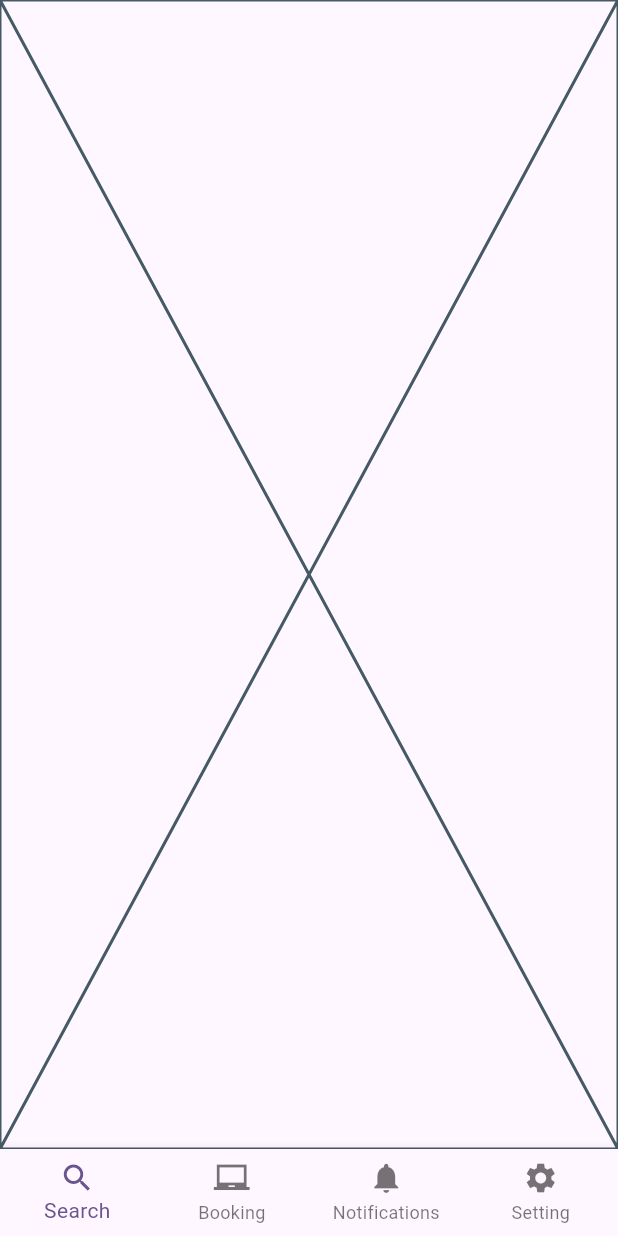
After one commit to ihsahm/flutter-guzogo-test-app, a Flutter app: the NavBar screen opened directly, on a phone screen of 412 x 824 dp. The commit adds this screen. Run offline on Flutter 3.47's test engine with Material 2 defaults, Android fonts, the phone set to English and light mode, and no system bars.

Commit message:
Second Commit

```diff
--- a/lib/auth/login.dart
+++ b/lib/auth/login.dart
@@ -10,6 +10,10 @@ class LoginPage extends StatefulWidget {
 class _LoginPageState extends State<LoginPage> {
   @override
   Widget build(BuildContext context) {
-    return const Placeholder();
+    return const Scaffold(
+      body: Column(
+        children: [],
+      ),
+    );
   }
 }
--- a/lib/auth/signup.dart
+++ b/lib/auth/signup.dart
@@ -0,0 +1,15 @@
+import 'package:flutter/material.dart';
+
+class SignUp extends StatefulWidget {
+  const SignUp({super.key});
+
+  @override
+  State<SignUp> createState() => _SignUpState();
+}
+
+class _SignUpState extends State<SignUp> {
+  @override
+  Widget build(BuildContext context) {
+    return const Placeholder();
+  }
+}
--- a/lib/components/navbar.dart
+++ b/lib/components/navbar.dart
@@ -1 +1,56 @@
 import 'package:flutter/material.dart';
+import 'package:flutter_project/views/homepage.dart';
+
+class NavBar extends StatefulWidget {
+  static const String idScreen = "navBar";
+  const NavBar({Key? key}) : super(key: key);
+
+  @override
+  State<NavBar> createState() => _NavBarState();
+}
+
+class _NavBarState extends State<NavBar> {
+  int _currentTabIndex = 0;
+
+  @override
+  Widget build(BuildContext context) {
+    final pages = <Widget>[
+      const Center(child: HomePage()),
+      // Center(child: SearchDashboard()),
+      const Center(child: HomePage()),
+      const Center(child: HomePage()),
+      const Center(child: HomePage()),
+    ];
+    final items = <BottomNavigationBarItem>[
+      const BottomNavigationBarItem(
+          icon: Icon(
+            Icons.search,
+          ),
+          label: "Search"),
+      const BottomNavigationBarItem(
+          icon: Icon(
+            Icons.laptop_chromebook,
+          ),
+          label: "Booking"),
+      const BottomNavigationBarItem(
+          icon: Icon(Icons.notifications), label: "Notifications"),
+      const BottomNavigationBarItem(
+          icon: Icon(Icons.settings), label: 'Setting'),
+    ];
+    assert(pages.length == items.length);
+
+    final bottomNavBar = BottomNavigationBar(
+        items: items,
+        currentIndex: _currentTabIndex,
+        type: BottomNavigationBarType.fixed,
+        onTap: (int index) {
+          setState(() {
+            _currentTabIndex = index;
+          });
+        });
+    return Scaffold(
+      body: pages[_currentTabIndex],
+      bottomNavigationBar: bottomNavBar,
+    );
+  }
+}
--- /dev/null
+++ b/lib/views/homepage.dart
@@ -0,0 +1,15 @@
+import 'package:flutter/material.dart';
+
+class HomePage extends StatefulWidget {
+  const HomePage({super.key});
+
+  @override
+  State<HomePage> createState() => _HomePageState();
+}
+
+class _HomePageState extends State<HomePage> {
+  @override
+  Widget build(BuildContext context) {
+    return const Placeholder();
+  }
+}
```
